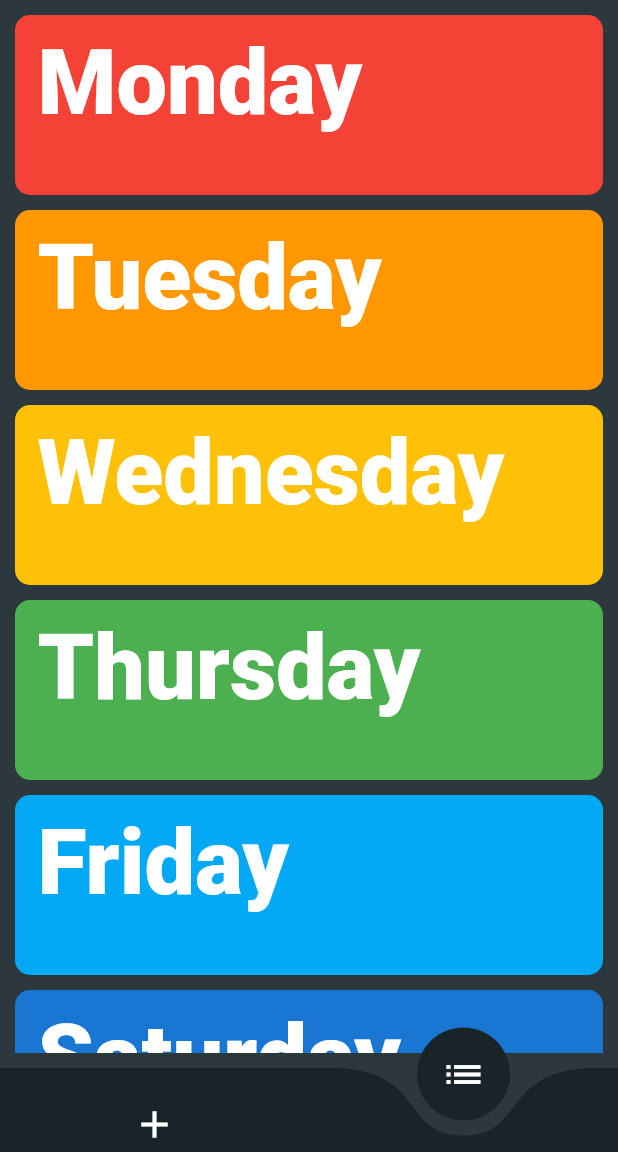
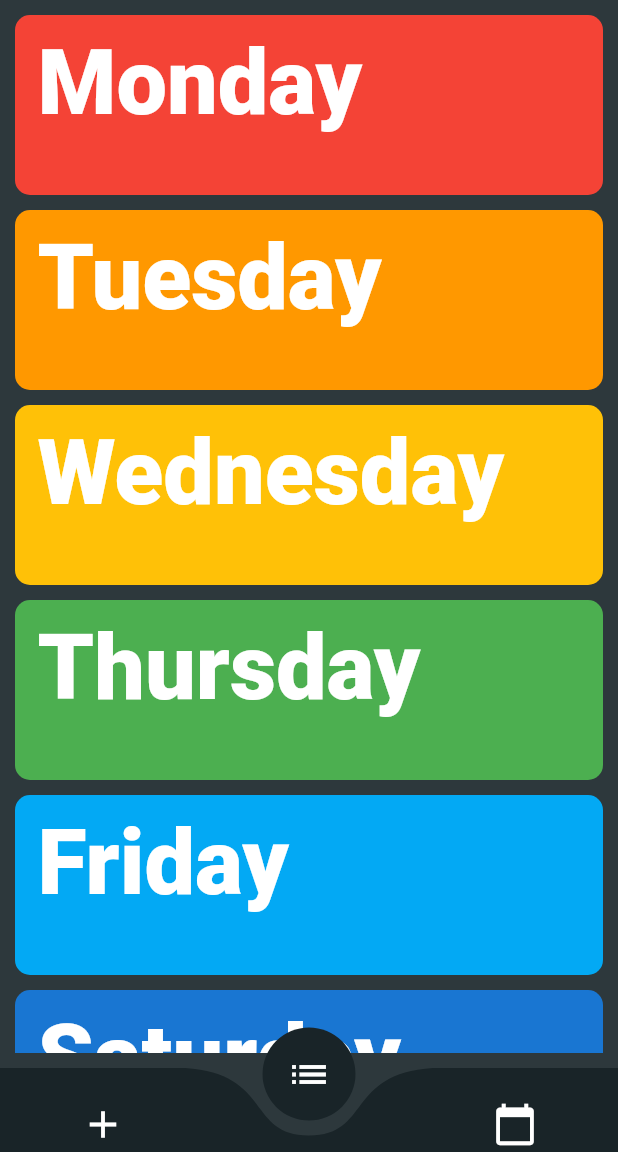
Before and after one commit to danieltyukov/dototick, a Flutter app: the screen it shows after launch, swiped to page 2, on a phone screen of 412 x 824 dp, the part 84-1236 px from its top. Run offline on Flutter 3.47's test engine with Material 2 defaults, Android fonts, the phone set to English and light mode, and no system bars; drawn by our look-alikes of curved_navigation_bar.

Commit message:
new additions

```diff
--- a/lib/constants/constant.dart
+++ b/lib/constants/constant.dart
@@ -9,5 +9,11 @@ class MyConstants {
   static const blue = Color(0xff003083);
   static const lightblue = Color(0xff006abc);
   static const verylightblue = Color(0xff0098f1);
-
+  static const red = Color(0xfff44336);
+  static const orange = Color(0xffff9800);
+  static const yellow = Color(0xffffc107);
+  static const green = Color(0xff4caf50);
+  static const lightbluecolor = Color(0xff03a9f4);
+  static const bluecolor = Color(0xff1976d2);
+  static const purple = Color(0xFF9C27B0);
 }
--- a/lib/functions/pageview.dart
+++ b/lib/functions/pageview.dart
@@ -1,5 +1,6 @@
 import 'package:curved_navigation_bar/curved_navigation_bar.dart';
 import 'package:dototick/constants/constant.dart';
+import 'package:dototick/screens/calendar.dart';
 import 'package:dototick/screens/home.dart';
 import 'package:dototick/screens/weekly.dart';
 import 'package:flutter/gestures.dart';
@@ -38,9 +39,9 @@ class _PageViewPageState extends State<PageViewPage> {
           setState(
             () {
               _currentIndex = index;
-              _pageController.animateToPage(index,
-                  duration: Duration(milliseconds: 600),
-                  curve: Curves.easeInOut);
+              _pageController.jumpToPage(
+                index,
+              );
             },
           );
         },
@@ -61,19 +62,30 @@ class _PageViewPageState extends State<PageViewPage> {
               color: Colors.white,
             ),
           ),
+          Container(
+            margin: EdgeInsets.all(8),
+            child: Icon(
+              Icons.calendar_today,
+              size: 30,
+              color: Colors.white,
+            ),
+          ),
         ],
       ),
       body: PageView(
         dragStartBehavior: DragStartBehavior.down,
         controller: _pageController,
         onPageChanged: (index) {
-          setState(() {
-            _currentIndex = index;
-          });
+          setState(
+            () {
+              _currentIndex = index;
+            },
+          );
         },
         children: <Widget>[
           HomePage(),
           WeeklyPlan(),
+          CalenderSchedule(),
         ],
       ),
     );
--- a/lib/functions/weeklygraph.dart
+++ b/lib/functions/weeklygraph.dart
@@ -1,20 +1,25 @@
+import 'package:dototick/constants/constant.dart';
+import 'package:dototick/functions/bottomsheet.dart';
 import 'package:flutter/material.dart';
 
-Widget weeklygraph() {
+Widget weeklygraph(BuildContext context) {
   return Center(
     child: Container(
       child: Padding(
         padding: const EdgeInsets.all(10.0),
         child: ListView(
           children: <Widget>[
-            Flexible(
+            GestureDetector(
+              onTap: () {
+                bottomsheet(context);
+              },
               child: Container(
                 child: Padding(
                   padding: const EdgeInsets.only(
                     left: 15,
                     top: 10,
                   ),
-                  child: Text(
+                  child: const Text(
                     "Monday",
                     style: TextStyle(
                       color: Colors.white,
@@ -27,15 +32,16 @@ Widget weeklygraph() {
                 height: 120,
                 decoration: BoxDecoration(
                   borderRadius: BorderRadius.circular(10),
-                  color: Colors.red,
+                  color: MyConstants.red,
                 ), //BoxDecoration
+              ),
             ), //
-            ),
+
             SizedBox(
               height: 10,
             ),
-            Flexible(
-              child: Container(
+
+            Container(
               child: Padding(
                 padding: const EdgeInsets.only(
                   left: 15,
@@ -54,15 +60,15 @@ Widget weeklygraph() {
               height: 120,
               decoration: BoxDecoration(
                 borderRadius: BorderRadius.circular(10),
-                  color: Colors.orange,
+                color: MyConstants.orange,
               ), //BoxDecoration
             ), //
-            ),
+
             SizedBox(
               height: 10,
             ),
-            Flexible(
-              child: Container(
+
+            Container(
               child: Padding(
                 padding: const EdgeInsets.only(
                   left: 15,
@@ -81,15 +87,15 @@ Widget weeklygraph() {
               height: 120,
               decoration: BoxDecoration(
                 borderRadius: BorderRadius.circular(10),
-                  color: Colors.amber,
+                color: MyConstants.yellow,
               ), //BoxDecoration
             ), //
-            ),
+
             SizedBox(
               height: 10,
             ),
-            Flexible(
-              child: Container(
+
+            Container(
               child: Padding(
                 padding: const EdgeInsets.only(
                   left: 15,
@@ -108,15 +114,15 @@ Widget weeklygraph() {
               height: 120,
               decoration: BoxDecoration(
                 borderRadius: BorderRadius.circular(10),
-                  color: Colors.green,
+                color: MyConstants.green,
               ), //BoxDecoration
             ), //
-            ),
+
             SizedBox(
               height: 10,
             ),
-            Flexible(
-              child: Container(
+
+            Container(
               child: Padding(
                 padding: const EdgeInsets.only(
                   left: 15,
@@ -135,15 +141,15 @@ Widget weeklygraph() {
               height: 120,
               decoration: BoxDecoration(
                 borderRadius: BorderRadius.circular(10),
-                  color: Colors.lightBlue,
+                color: MyConstants.lightbluecolor,
               ), //BoxDecoration
             ), //
-            ),
+
             SizedBox(
               height: 10,
             ),
-            Flexible(
-              child: Container(
+
+            Container(
               child: Padding(
                 padding: const EdgeInsets.only(
                   left: 15,
@@ -162,15 +168,15 @@ Widget weeklygraph() {
               height: 120,
               decoration: BoxDecoration(
                 borderRadius: BorderRadius.circular(10),
-                  color: Colors.blue[700],
+                color: MyConstants.bluecolor,
               ), //BoxDecoration
             ), //
-            ),
+
             SizedBox(
               height: 10,
             ),
-            Flexible(
-              child: Container(
+
+            Container(
               child: Padding(
                 padding: const EdgeInsets.only(
                   left: 15,
@@ -189,10 +195,9 @@ Widget weeklygraph() {
               height: 120,
               decoration: BoxDecoration(
                 borderRadius: BorderRadius.circular(10),
-                  color: Colors.purple,
+                color: MyConstants.purple,
               ), //BoxDecoration
             ), //
-            ),
           ],
         ),
       ),
--- a/lib/screens/home.dart
+++ b/lib/screens/home.dart
@@ -9,6 +9,7 @@ class HomePage extends StatefulWidget {
 }
 
 class _HomePageState extends State<HomePage> {
+  // ignore: deprecated_member_use
   List todos = List();
   String inputtask = '';
   @override
--- a/lib/screens/weekly.dart
+++ b/lib/screens/weekly.dart
@@ -1,3 +1,4 @@
+
 import 'package:dototick/constants/constant.dart';
 import 'package:dototick/functions/weeklygraph.dart';
 import 'package:flutter/material.dart';
@@ -14,7 +15,7 @@ class _WeeklyPlanState extends State<WeeklyPlan> {
   Widget build(BuildContext context) {
     return Scaffold(
       backgroundColor: MyConstants.darkgrey,
-      body: weeklygraph(),
+      body: weeklygraph(context),
     );
   }
 }
--- a/pubspec.yaml
+++ b/pubspec.yaml
@@ -3,7 +3,7 @@ description: A new Flutter project.
 
 # The following line prevents the package from being accidentally published to
 # pub.dev using `pub publish`. This is preferred for private packages.
-publish_to: 'none' # Remove this line if you wish to publish to pub.dev
+publish_to: "none" # Remove this line if you wish to publish to pub.dev
 
 # The following defines the version and build number for your application.
 # A version number is three numbers separated by dots, like 1.2.43
@@ -24,7 +24,7 @@ dependencies:
   flutter:
     sdk: flutter
   curved_navigation_bar: ^0.3.7
-
+  js: ^0.6.2
 
   # The following adds the Cupertino Icons font to your application.
   # Use with the CupertinoIcons class for iOS style icons.
@@ -39,7 +39,6 @@ dev_dependencies:
 
 # The following section is specific to Flutter.
 flutter:
-
   # The following line ensures that the Material Icons font is
   # included with your application, so that you can use the icons in
   # the material Icons class.
```
Also changed, not shown: lib/functions/bottomsheet.dart (added, +44 -0 lines), lib/screens/calendar.dart (added, +17 -0 lines), pubspec.lock. Lines whose indentation alone changed are shown as unchanged.
